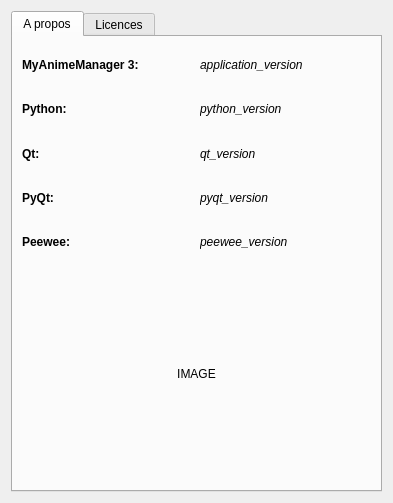
The window that src/ui/dialogs/about.ui (seigneurfuo/MyAnimeManager3) describes before a commit, drawn with Qt 5.
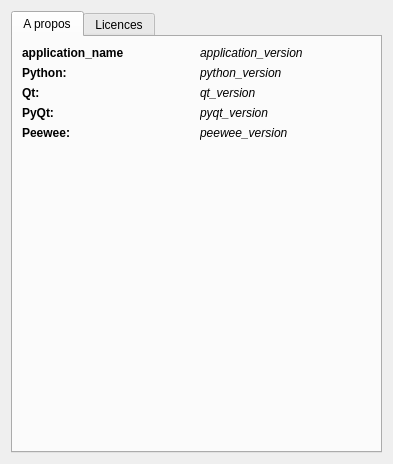
The same window after the commit. Icons and pictures are not drawn.

```diff
--- a/src/ui/dialogs/about.ui
+++ b/src/ui/dialogs/about.ui
@@ -7,9 +7,15 @@
     <x>0</x>
     <y>0</y>
     <width>393</width>
-    <height>503</height>
+    <height>464</height>
    </rect>
   </property>
+  <property name="sizePolicy">
+   <sizepolicy hsizetype="Fixed" vsizetype="Fixed">
+    <horstretch>0</horstretch>
+    <verstretch>0</verstretch>
+   </sizepolicy>
+  </property>
   <property name="windowTitle">
    <string>Dialog</string>
   </property>
@@ -34,28 +40,15 @@
       <layout class="QVBoxLayout" name="verticalLayout">
        <item>
         <layout class="QGridLayout" name="gridLayout">
-         <item row="0" column="0">
-          <widget class="QLabel" name="label_69">
-           <property name="font">
-            <font>
-             <weight>75</weight>
-             <bold>true</bold>
-            </font>
-           </property>
-           <property name="text">
-            <string>MyAnimeManager 3:</string>
-           </property>
-          </widget>
-         </item>
-         <item row="0" column="1">
-          <widget class="QLabel" name="application_version">
+         <item row="3" column="1">
+          <widget class="QLabel" name="pyqt_version">
            <property name="font">
             <font>
              <italic>true</italic>
             </font>
            </property>
            <property name="text">
-            <string>application_version</string>
+            <string>pyqt_version</string>
            </property>
           </widget>
          </item>
@@ -122,31 +115,6 @@
            </property>
           </widget>
          </item>
-         <item row="3" column="1">
-          <widget class="QLabel" name="pyqt_version">
-           <property name="font">
-            <font>
-             <italic>true</italic>
-            </font>
-           </property>
-           <property name="text">
-            <string>pyqt_version</string>
-           </property>
-          </widget>
-         </item>
-         <item row="4" column="0">
-          <widget class="QLabel" name="label_74">
-           <property name="font">
-            <font>
-             <weight>75</weight>
-             <bold>true</bold>
-            </font>
-           </property>
-           <property name="text">
-            <string>Peewee:</string>
-           </property>
-          </widget>
-         </item>
          <item row="4" column="1">
           <widget class="QLabel" name="peewee_version">
            <property name="font">
@@ -159,18 +127,85 @@
            </property>
           </widget>
          </item>
+         <item row="4" column="0">
+          <widget class="QLabel" name="label_74">
+           <property name="font">
+            <font>
+             <weight>75</weight>
+             <bold>true</bold>
+            </font>
+           </property>
+           <property name="text">
+            <string>Peewee:</string>
+           </property>
+          </widget>
+         </item>
+         <item row="5" column="1">
+          <spacer name="verticalSpacer">
+           <property name="orientation">
+            <enum>Qt::Vertical</enum>
+           </property>
+           <property name="sizeHint" stdset="0">
+            <size>
+             <width>20</width>
+             <height>40</height>
+            </size>
+           </property>
+          </spacer>
+         </item>
+         <item row="0" column="0">
+          <widget class="QLabel" name="application_name">
+           <property name="font">
+            <font>
+             <weight>75</weight>
+             <bold>true</bold>
+            </font>
+           </property>
+           <property name="text">
+            <string>application_name</string>
+           </property>
+          </widget>
+         </item>
+         <item row="0" column="1">
+          <widget class="QLabel" name="application_version">
+           <property name="font">
+            <font>
+             <italic>true</italic>
+            </font>
+           </property>
+           <property name="text">
+            <string>application_version</string>
+           </property>
+          </widget>
+         </item>
         </layout>
        </item>
        <item>
         <widget class="QLabel" name="logo">
          <property name="text">
-          <string>IMAGE</string>
+          <string/>
+         </property>
+         <property name="pixmap">
+          <pixmap>../../resources/icon.png</pixmap>
          </property>
          <property name="alignment">
           <set>Qt::AlignCenter</set>
          </property>
         </widget>
        </item>
+       <item>
+        <spacer name="verticalSpacer_2">
+         <property name="orientation">
+          <enum>Qt::Vertical</enum>
+         </property>
+         <property name="sizeHint" stdset="0">
+          <size>
+           <width>20</width>
+           <height>40</height>
+          </size>
+         </property>
+        </spacer>
+       </item>
       </layout>
      </widget>
      <widget class="QWidget" name="tab_2">
```
